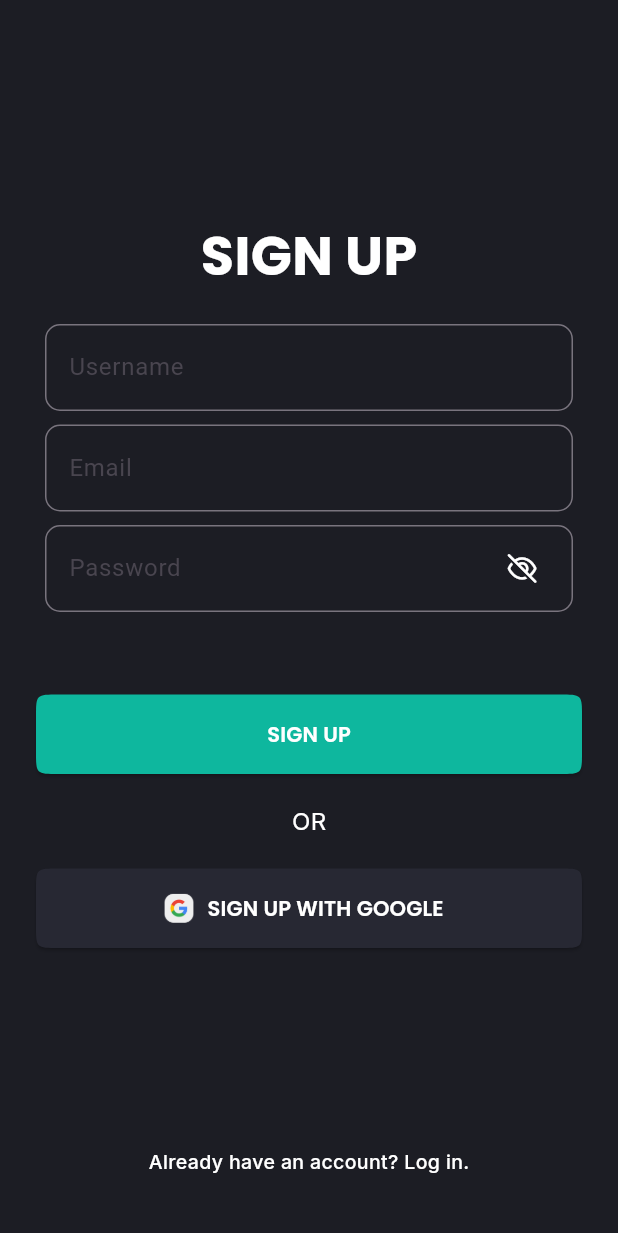
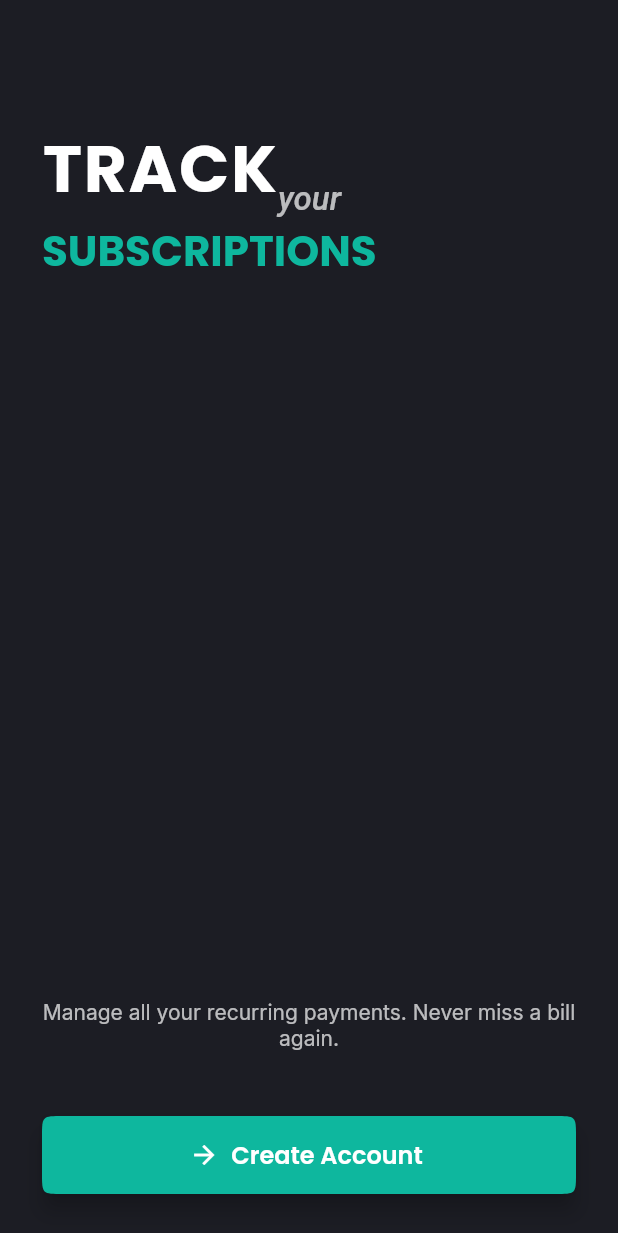
Before and after one commit to demirrepo/subtrack, a Flutter app: the screen it shows after launch, on a phone screen of 412 x 824 dp. Shown: the top 1233 px of the screen. Run offline on Flutter 3.47's test engine with Material 3 defaults, Android fonts, the phone set to English and light mode, and no system bars; our stand-ins replace cloud_firestore, firebase_auth, firebase_core, font_awesome_flutter, google_fonts, google_sign_in; accounts and stored records are empty.

Commit message:
Starter screen has been added

```diff
--- a/lib/main.dart
+++ b/lib/main.dart
@@ -1,11 +1,11 @@
 import 'package:flutter/material.dart';
 import 'package:firebase_core/firebase_core.dart';
-import 'package:subtrack/screens/signup.dart';
 import 'firebase_options.dart';
+import 'screens/starter_screen.dart';
+import 'screens/signup.dart';
 
-void main() async {
+void main() {
   WidgetsFlutterBinding.ensureInitialized();
-  await Firebase.initializeApp(options: DefaultFirebaseOptions.currentPlatform);
   runApp(const MainApp());
 }
 
@@ -14,6 +14,113 @@ class MainApp extends StatelessWidget {
 
   @override
   Widget build(BuildContext context) {
-    return MaterialApp(home: Signup());
+    return MaterialApp(
+      title: 'Subtrack',
+      debugShowCheckedModeBanner: false,
+      theme: ThemeData(
+        scaffoldBackgroundColor: const Color(0xFF1C1D24),
+        brightness: Brightness.dark,
+        useMaterial3: false,
+      ),
+      home: const FirebaseInitializer(),
+    );
   }
 }
+
+/// Small stateful loader that initializes Firebase and shows:
+//  - a spinner while loading
+//  - an error + Retry button on failure
+//  - StarterScreen on success (you can change to Signup() if you prefer)
+class FirebaseInitializer extends StatefulWidget {
+  const FirebaseInitializer({super.key});
+
+  @override
+  State<FirebaseInitializer> createState() => _FirebaseInitializerState();
+}
+
+class _FirebaseInitializerState extends State<FirebaseInitializer> {
+  late Future<FirebaseApp> _initFuture;
+
+  @override
+  void initState() {
+    super.initState();
+    _initFuture = _initializeFirebase();
+  }
+
+  Future<FirebaseApp> _initializeFirebase() {
+    // keep a timeout so the app doesn't hang indefinitely
+    return Firebase.initializeApp(
+      options: DefaultFirebaseOptions.currentPlatform,
+    ).timeout(const Duration(seconds: 15));
+  }
+
+  void _retry() {
+    setState(() {
+      _initFuture = _initializeFirebase();
+    });
+  }
+
+  @override
+  Widget build(BuildContext context) {
+    return FutureBuilder<FirebaseApp>(
+      future: _initFuture,
+      builder: (context, snapshot) {
+        if (snapshot.connectionState != ConnectionState.done) {
+          return const Scaffold(
+            body: Center(child: CircularProgressIndicator()),
+          );
+        }
+
+        if (snapshot.hasError) {
+          return Scaffold(
+            body: Center(
+              child: Padding(
+                padding: const EdgeInsets.symmetric(horizontal: 24.0),
+                child: Column(
+                  mainAxisSize: MainAxisSize.min,
+                  children: [
+                    const Icon(
+                      Icons.error_outline,
+                      size: 56,
+                      color: Colors.redAccent,
+                    ),
+                    const SizedBox(height: 12),
+                    Text(
+                      'Failed to initialize Firebase.',
+                      textAlign: TextAlign.center,
+                      style: Theme.of(context).textTheme.titleMedium,
+                    ),
+                    const SizedBox(height: 8),
+                    Text(
+                      snapshot.error.toString(),
+                      textAlign: TextAlign.center,
+                      style: Theme.of(context).textTheme.bodySmall,
+                    ),
+                    const SizedBox(height: 16),
+                    ElevatedButton(
+                      onPressed: _retry,
+                      child: const Text('Retry'),
+                    ),
+                    const SizedBox(height: 8),
+                    TextButton(
+                      onPressed: () {
+                        // fallback: allow entering the app without Firebase (optional)
+                        Navigator.of(context).pushReplacement(
+                          MaterialPageRoute(builder: (_) => Signup()),
+                        );
+                      },
+                      child: const Text('Continue without Firebase (dev)'),
+                    ),
+                  ],
+                ),
+              ),
+            ),
+          );
+        }
+
+        // Success — show your starter screen
+        return const StarterScreen();
+      },
+    );
+  }
+}
--- /dev/null
+++ b/lib/screens/signin.dart
@@ -0,0 +1,15 @@
+import 'package:flutter/material.dart';
+
+class Signin extends StatefulWidget {
+  @override
+  State<StatefulWidget> createState() {
+    return _Signin();
+  }
+}
+
+class _Signin extends State<Signin> {
+  @override
+  Widget build(BuildContext context) {
+    return Scaffold();
+  }
+}
--- a/lib/screens/signup.dart
+++ b/lib/screens/signup.dart
@@ -1,5 +1,6 @@
 import 'package:flutter/foundation.dart';
 import 'package:flutter/material.dart';
+import 'package:subtrack/screens/signin.dart';
 import '../services/auth_service.dart';
 import 'package:google_fonts/google_fonts.dart';
 import 'package:font_awesome_flutter/font_awesome_flutter.dart';
@@ -286,12 +287,19 @@ class _SignupState extends State<Signup> {
               // Footer pinned to the bottom with spacing
               Padding(
                 padding: const EdgeInsets.only(bottom: 28),
-                child: Text(
-                  "Already have an account? Log in.",
-                  style: GoogleFonts.inter(
-                    color: Colors.white,
-                    fontWeight: FontWeight.w500,
-                    fontSize: 13,
+                child: TextButton(
+                  onPressed: () {
+                    Navigator.of(
+                      context,
+                    ).push(MaterialPageRoute(builder: (context) => Signin()));
+                  },
+                  child: Text(
+                    "Already have an account? Log in.",
+                    style: GoogleFonts.inter(
+                      fontSize: 14,
+                      color: Colors.white70,
+                      fontWeight: FontWeight.w400,
+                    ),
                   ),
                 ),
               ),
--- /dev/null
+++ b/lib/screens/starter_screen.dart
@@ -0,0 +1,147 @@
+import 'package:flutter/material.dart';
+import 'package:google_fonts/google_fonts.dart';
+import 'signup.dart'; // adjust import path if different
+
+class StarterScreen extends StatefulWidget {
+  const StarterScreen({super.key});
+
+  @override
+  State<StarterScreen> createState() => _StarterScreenState();
+}
+
+class _StarterScreenState extends State<StarterScreen>
+    with SingleTickerProviderStateMixin {
+  late final AnimationController _ctrl;
+  late final Animation<double> _fade;
+  late final Animation<Offset> _slide;
+
+  @override
+  void initState() {
+    super.initState();
+    _ctrl = AnimationController(
+      vsync: this,
+      duration: const Duration(milliseconds: 900),
+    );
+
+    _fade = CurvedAnimation(parent: _ctrl, curve: Curves.easeOut);
+    _slide = Tween<Offset>(
+      begin: const Offset(0, 0.12),
+      end: Offset.zero,
+    ).animate(CurvedAnimation(parent: _ctrl, curve: Curves.easeOut));
+
+    _ctrl.forward();
+  }
+
+  @override
+  void dispose() {
+    _ctrl.dispose();
+    super.dispose();
+  }
+
+  @override
+  Widget build(BuildContext context) {
+    final bg = const Color(0xFF1C1D24);
+    final accent = const Color(0xFF0EB79E);
+
+    return Scaffold(
+      backgroundColor: bg,
+      body: SafeArea(
+        child: Padding(
+          padding: const EdgeInsets.symmetric(horizontal: 28),
+          child: Column(
+            children: [
+              const SizedBox(height: 80), // top spacing, tweak if needed
+              // Animated title block
+              SlideTransition(
+                position: _slide,
+                child: FadeTransition(
+                  opacity: _fade,
+                  child: Column(
+                    crossAxisAlignment: CrossAxisAlignment.start,
+                    children: [
+                      Row(
+                        crossAxisAlignment: CrossAxisAlignment.end,
+                        children: [
+                          Text(
+                            "TRACK",
+                            style: GoogleFonts.poppins(
+                              color: Colors.white,
+                              fontWeight: FontWeight.w700,
+                              fontSize: 44,
+                              letterSpacing: 1.2,
+                            ),
+                          ),
+                          Text(
+                            "your",
+                            style: GoogleFonts.playwriteUsTrad(
+                              color: Colors.white70,
+                              fontStyle: FontStyle.italic,
+                              fontWeight: FontWeight.w500,
+                              fontSize: 22,
+                            ),
+                          ),
+                        ],
+                      ),
+                      Text(
+                        "SUBSCRIPTIONS",
+                        style: GoogleFonts.poppins(
+                          color: accent,
+                          fontWeight: FontWeight.w700,
+                          fontSize: 28,
+                        ),
+                      ),
+                    ],
+                  ),
+                ),
+              ),
+
+              // Flexible spacer so content stays visually top-centered
+              const Spacer(),
+
+              // Optional subtitle / short pitch
+              Text(
+                "Manage all your recurring payments. Never miss a bill again.",
+                textAlign: TextAlign.center,
+                style: GoogleFonts.inter(color: Colors.white70, fontSize: 14),
+              ),
+
+              const SizedBox(height: 44),
+
+              // CTA button pinned to bottom area
+              Padding(
+                padding: const EdgeInsets.only(bottom: 28),
+                child: SizedBox(
+                  width: double.infinity,
+                  height: 52,
+                  child: ElevatedButton.icon(
+                    icon: const Icon(Icons.arrow_forward, size: 20),
+                    label: Text(
+                      "Create Account",
+                      style: GoogleFonts.poppins(
+                        fontSize: 16,
+                        fontWeight: FontWeight.w600,
+                      ),
+                    ),
+                    style: ElevatedButton.styleFrom(
+                      backgroundColor: accent,
+                      shape: ContinuousRectangleBorder(
+                        borderRadius: BorderRadius.circular(14),
+                      ),
+                      elevation: 6,
+                    ),
+                    onPressed: () {
+                      // navigation: replace or push depending on desired flow
+                      Navigator.of(
+                        context,
+                      ).push(MaterialPageRoute(builder: (_) => Signup()));
+                    },
+                  ),
+                ),
+              ),
+            ],
+          ),
+        ),
+      ),
+    );
+  }
+}
--- a/pubspec.yaml
+++ b/pubspec.yaml
@@ -18,6 +18,7 @@ dependencies:
   smooth_corner: ^1.1.1
   google_sign_in: ^6.2.1
   svg_icon: ^0.0.1
+  animated_text_kit: ^4.3.0
 
 dev_dependencies:
   flutter_test:
```
Also changed, not shown: pubspec.lock.
